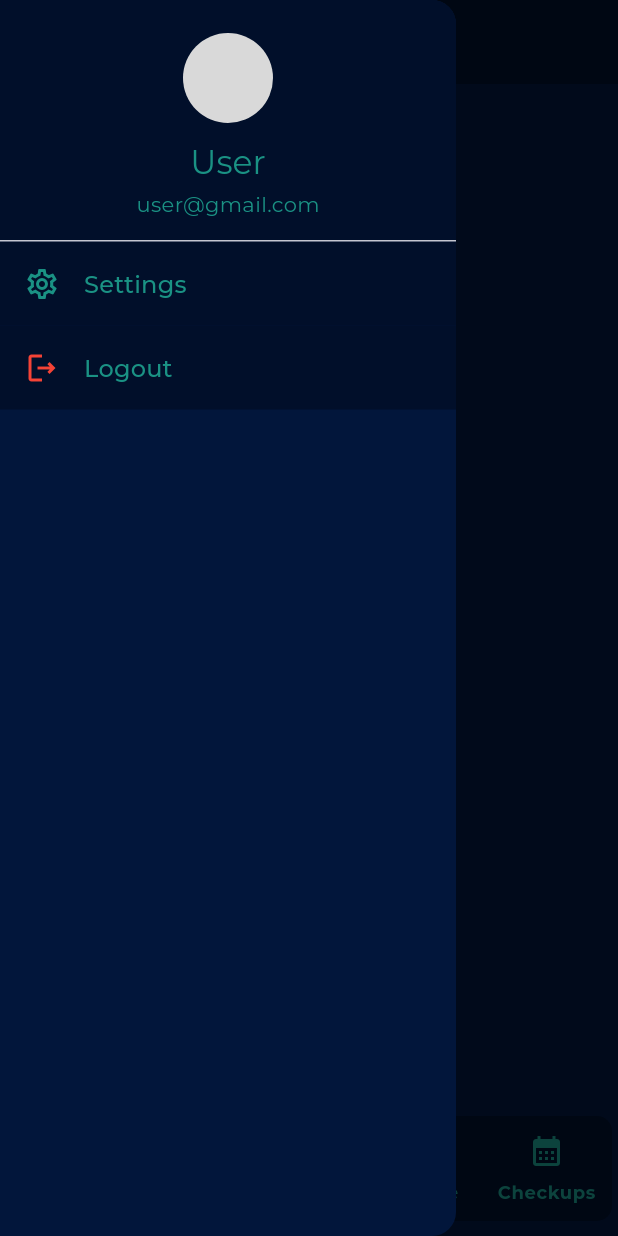
After one commit to sreelaltom/CarePlus, a Flutter app: the CheckupsPage screen opened by its route, with the side drawer open, on a phone screen of 412 x 824 dp. The commit adds this screen. Run offline on Flutter 3.47's test engine with Material 3 defaults, Android fonts, the phone set to English and light mode, and no system bars; our stand-ins replace bloc, dartz, dio, flutter_bloc, flutter_secure_storage, fluttertoast and 4 more; accounts and stored records are empty; project files that could hold a hidden picture were left out.

Commit message:
Refactored the code.

```diff
--- /dev/null
+++ b/frontend/lib/bottom_nav/widgets/app_drawer.dart
@@ -0,0 +1,74 @@
+import 'package:flutter/material.dart';
+import 'package:flutter_bloc/flutter_bloc.dart';
+import 'package:frontend/bottom_nav/widgets/app_drawer_item.dart';
+import 'package:frontend/core/routes/route_constants.dart';
+import 'package:frontend/core/theme/app_colors.dart';
+import 'package:frontend/features/auth/presentation/bloc/session_cubit/session_cubit.dart';
+import 'package:go_router/go_router.dart';
+
+class AppDrawer extends StatelessWidget {
+  const AppDrawer({super.key});
+
+  @override
+  Widget build(BuildContext context) {
+    return Drawer(
+      backgroundColor: AppColors.primary,
+      child: Column(
+        children: [
+          SizedBox(
+            width: double.infinity,
+            child: DrawerHeader(
+              margin: const EdgeInsets.all(0),
+              decoration: BoxDecoration(
+                color: AppColors.darkNavy,
+              ),
+              child: Column(
+                mainAxisAlignment: MainAxisAlignment.center,
+                crossAxisAlignment: CrossAxisAlignment.center,
+                spacing: 4,
+                children: [
+                  CircleAvatar(
+                    backgroundColor: AppColors.lightGrey,
+                    radius: 30,
+                  ),
+                  const SizedBox(height: 4),
+                  Text(
+                    "User",
+                    style: Theme.of(context)
+                        .textTheme
+                        .titleLarge!
+                        .copyWith(color: AppColors.teal),
+                  ),
+                  // const SizedBox(height: 4),
+                  Text(
+                    "user@gmail.com",
+                    style: Theme.of(context)
+                        .textTheme
+                        .bodyMedium!
+                        .copyWith(color: AppColors.teal),
+                  ),
+                ],
+              ),
+            ),
+          ),
+          AppDrawerItem(
+              icon: Icon(Icons.settings_outlined, color: AppColors.teal),
+              label: "Settings",
+              onTap: () {}),
+          AppDrawerItem(
+              icon: Icon(Icons.logout_outlined, color: AppColors.error),
+              label: "Logout",
+              onTap: () => _logoutUser(context)),
+          // DrawerButton()
+        ],
+      ),
+    );
+  }
+}
+
+void _logoutUser(BuildContext context) async {
+  await context.read<SessionCubit>().terminateSession(isLogout: true);
+  if (context.mounted) {
+    context.goNamed(RouteNames.login);
+  }
+}
--- /dev/null
+++ b/frontend/lib/bottom_nav/widgets/app_drawer_item.dart
@@ -0,0 +1,31 @@
+import 'package:flutter/material.dart';
+import 'package:frontend/core/theme/app_colors.dart';
+
+class AppDrawerItem extends StatelessWidget {
+  final Widget icon;
+  final String label;
+  final void Function() onTap;
+
+  const AppDrawerItem({
+    super.key,
+    required this.icon,
+    required this.label,
+    required this.onTap,
+  });
+
+  @override
+  Widget build(BuildContext context) {
+    return ListTile(
+      tileColor: AppColors.darkNavy,
+      onTap: onTap,
+      leading: icon,
+      title: Text(
+        label,
+        style: Theme.of(context)
+            .textTheme
+            .titleMedium!
+            .copyWith(color: AppColors.teal),
+      ),
+    );
+  }
+}
--- a/frontend/lib/core/constants/navigation_constants.dart
+++ b/frontend/lib/core/constants/navigation_constants.dart
@@ -28,9 +28,9 @@ abstract class NavigationConstants {
     },
     {
       "index": 4,
-      "label": "Settings",
-      "icon": Icons.settings_outlined,
-      "selected_icon": Icons.settings,
+      "label": "Checkups",
+      "icon": Icons.calendar_month_outlined,
+      "selected_icon": Icons.calendar_month,
     },
   ];
 }
--- a/frontend/lib/core/routes/route_constants.dart
+++ b/frontend/lib/core/routes/route_constants.dart
@@ -6,7 +6,7 @@ class RouteNames {
   static const main = 'main';
   static const history = 'history';
   static const profile = 'profile';
-  static const settings = 'settings';
+  static const checkups = 'checkups';
   static const media = 'media';
   static const chat = 'chat';
 }
--- a/frontend/lib/core/routes/router_configuration.dart
+++ b/frontend/lib/core/routes/router_configuration.dart
@@ -1,29 +1,29 @@
+import 'dart:developer' as developer;
+
 import 'package:flutter/material.dart';
+import 'package:frontend/bottom_nav/bottom_navigation_page.dart';
+import 'package:frontend/core/routes/route_constants.dart';
+import 'package:frontend/core/routes/slide_transition_wrapper.dart';
+import 'package:frontend/features/checkup/checkups_page.dart';
+import 'package:frontend/features/auth/domain/entities/session.dart';
 import 'package:frontend/features/auth/presentation/bloc/session_cubit/session_cubit.dart';
 // import 'package:frontend/core/config/session_manager.dart';
 import 'package:frontend/features/auth/presentation/pages/login_page.dart';
 import 'package:frontend/features/auth/presentation/pages/register_page_one.dart';
 import 'package:frontend/features/auth/presentation/pages/register_page_two.dart';
-import 'package:frontend/features/auth/domain/entities/session.dart';
-import 'package:frontend/core/routes/route_constants.dart';
-import 'package:frontend/core/routes/slide_transition_wrapper.dart';
+import 'package:frontend/features/chat/chat_page.dart';
 import 'package:frontend/features/history/history_page.dart';
 import 'package:frontend/features/media/media_upload_page.dart';
 import 'package:frontend/features/profile/profile_page.dart';
-import 'package:frontend/features/settings/settings_page.dart';
-import 'package:frontend/features/chat/chat_page.dart';
-import 'package:frontend/bottom_nav/bottom_navigation_page.dart';
+import 'package:frontend/service_locator.dart';
 import 'package:go_router/go_router.dart';
-import 'package:frontend/service_locator.dart';
-import 'dart:developer' as developer;
 
 final GlobalKey<NavigatorState> _rootNavigatorKey = GlobalKey<NavigatorState>();
 final GlobalKey<NavigatorState> _historyNavigatorKey =
     GlobalKey<NavigatorState>();
 final GlobalKey<NavigatorState> _mediaNavigatorKey =
     GlobalKey<NavigatorState>();
-final GlobalKey<NavigatorState> _chatNavigatorKey =
-    GlobalKey<NavigatorState>();
+final GlobalKey<NavigatorState> _chatNavigatorKey = GlobalKey<NavigatorState>();
 final GlobalKey<NavigatorState> _profileNavigatorKey =
     GlobalKey<NavigatorState>();
 final GlobalKey<NavigatorState> _settingsNavigatorKey =
@@ -138,9 +138,9 @@ class RouterConfiguration {
             navigatorKey: _settingsNavigatorKey,
             routes: [
               GoRoute(
-                name: RouteNames.settings,
-                path: '/settings',
-                builder: (context, state) => SettingsPage(),
+                name: RouteNames.checkups,
+                path: '/checkups',
+                builder: (context, state) => CheckupsPage(),
               ),
             ],
           ),
--- a/frontend/lib/features/settings/settings_page.dart
+++ b/frontend/lib/features/checkup/checkups_page.dart
@@ -2,8 +2,8 @@ import 'package:flutter/material.dart';
 import 'package:frontend/core/theme/app_colors.dart';
 
 
-class SettingsPage extends StatelessWidget {
-  const SettingsPage({super.key});
+class CheckupsPage extends StatelessWidget {
+  const CheckupsPage({super.key});
 
   @override
   Widget build(BuildContext context) {
```
Also changed, not shown: frontend/lib/bottom_nav/bottom_navigation_page.dart (+3 -72 lines).
